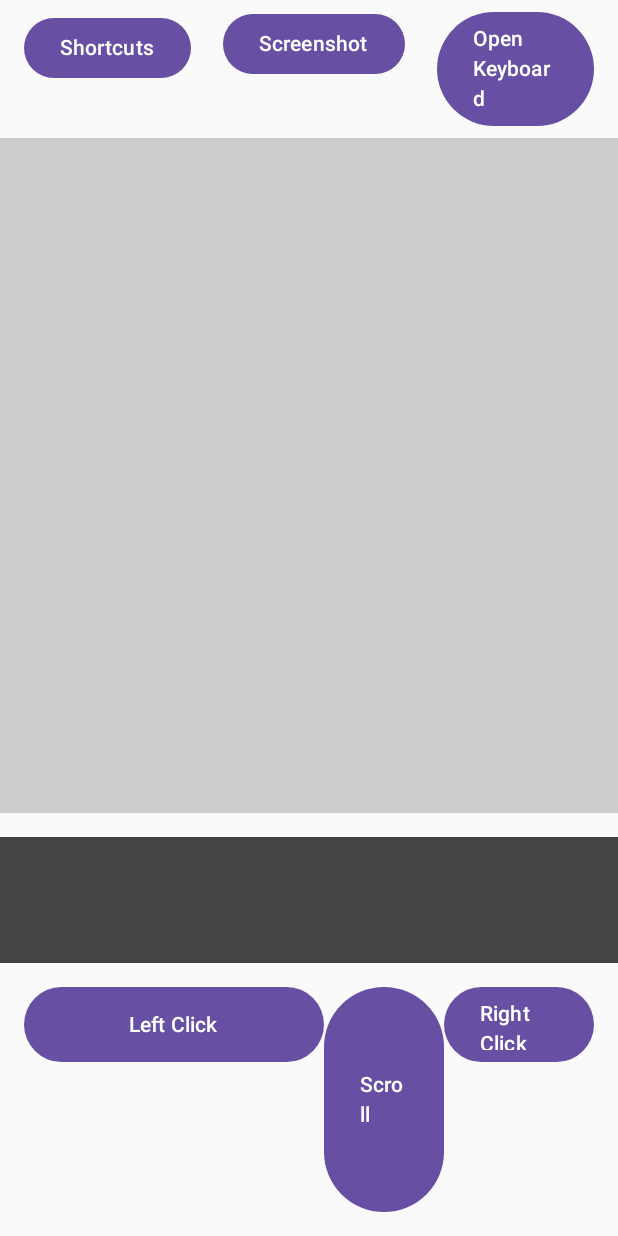
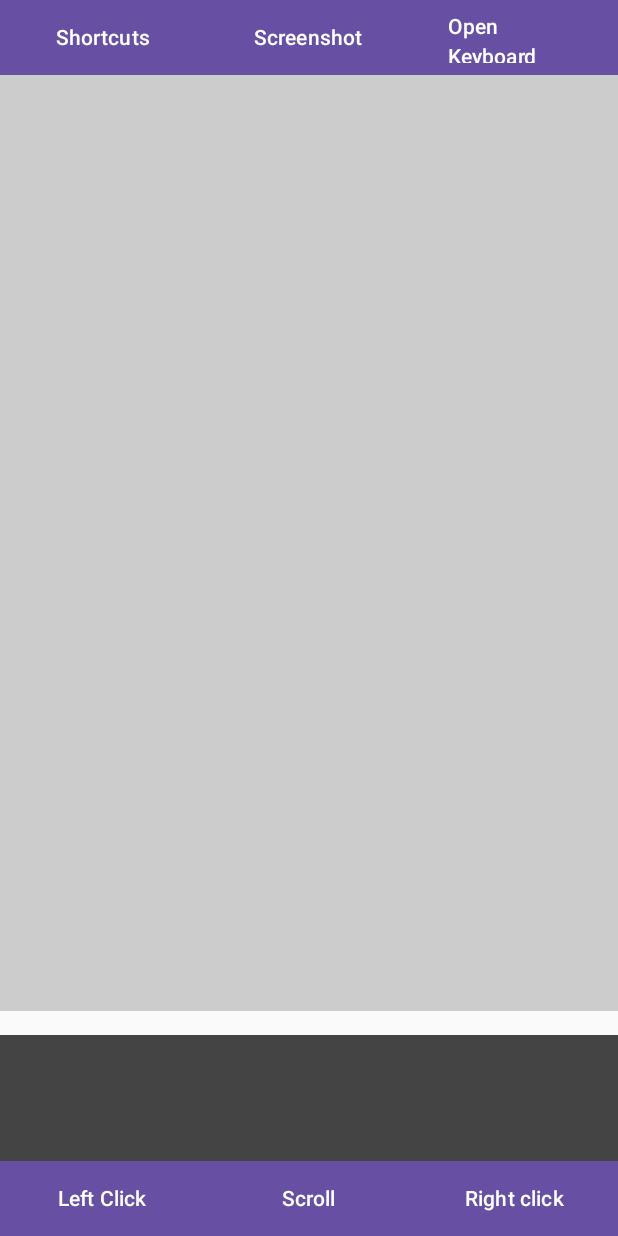
Before and after one commit to muskan251027/TouchSync, an Android app built with Jetpack Compose: the screen it shows after launch (MainActivity), on a phone screen of 412 x 824 dp. Run offline under Robolectric (Android 15) with nearby library versions, the phone set to English and light mode, and no system bars.

Commit message:
UI modification

```diff
--- a/app/src/main/java/com/muskan/remotecontroller/MainActivity.kt
+++ b/app/src/main/java/com/muskan/remotecontroller/MainActivity.kt
@@ -23,6 +23,8 @@ import androidx.compose.foundation.layout.fillMaxWidth
 import androidx.compose.foundation.layout.height
 import androidx.compose.foundation.layout.padding
 import androidx.compose.foundation.layout.size
+import androidx.compose.foundation.shape.CornerSize
+import androidx.compose.foundation.shape.RoundedCornerShape
 import androidx.compose.material3.Button
 import androidx.compose.material3.Text
 import androidx.compose.runtime.*
@@ -51,6 +53,14 @@ class MainActivity : ComponentActivity() {
     }
 }
 
+// Define a custom shape for the buttons
+val customButtonShape = RoundedCornerShape(
+    topStart = CornerSize(0.dp),
+    topEnd = CornerSize(0.dp),
+    bottomStart = CornerSize(0.dp),
+    bottomEnd = CornerSize(0.dp)
+)
+
 
 @Composable
 fun MyApp() {
@@ -62,23 +72,33 @@ fun MyApp() {
     Column {
         Row(
             modifier = Modifier.fillMaxWidth(),
-            horizontalArrangement = Arrangement.SpaceBetween
+            horizontalArrangement = Arrangement.Start,
+            verticalAlignment = Alignment.CenterVertically
         ) {
             Button(
                 onClick = { shortcuts() },
-                modifier = Modifier.padding(horizontal = 16.dp, vertical = 8.dp)
+                modifier = Modifier
+                    .height(50.dp) // Fixed height for all buttons
+                    .weight(1f), // Fill available space
+                shape = customButtonShape // Apply custom shape
             ) {
                 Text("Shortcuts")
             }
             Button(
                 onClick = { },
-                modifier = Modifier.padding(horizontal = 5.dp, vertical = 5.dp)
+                modifier = Modifier
+                    .height(50.dp) // Fixed height for all buttons
+                    .weight(1f), // Fill available space
+                shape = customButtonShape // Apply custom shape
             ) {
                 Text("Screenshot")
             }
             Button(
                 onClick = { showKeyboard(context) },
-                modifier = Modifier.padding(horizontal = 16.dp, vertical = 8.dp)
+                modifier = Modifier
+                    .height(50.dp) // Fixed height for all buttons
+                    .weight(1f), // Fill available space
+                shape = customButtonShape // Apply custom shape
             ) {
                 Text("Open Keyboard")
             }
@@ -133,30 +153,41 @@ fun MyApp() {
         Box(
             modifier = Modifier
                 .fillMaxWidth()
-                .padding(16.dp)
         ) {
             Row(
                 modifier = Modifier.fillMaxWidth(),
-                horizontalArrangement = Arrangement.SpaceEvenly
+                horizontalArrangement = Arrangement.Start,
+                verticalAlignment = Alignment.CenterVertically
             ) {
                 Button(
                     onClick = { leftClick() },
-                    modifier = Modifier.size(width = 200.dp, height = 50.dp)
+                    modifier = Modifier
+                        .height(50.dp) // Fixed height for all buttons
+                        .weight(1f), // Fill available space
+                    shape = customButtonShape // Apply custom shape
                 ) {
                     Text("Left Click")
                 }
                 Button(
                     onClick = { },
-                    modifier = Modifier.size(width = 80.dp, height = 150.dp)
+                    modifier = Modifier
+                        .height(50.dp) // Fixed height for all buttons
+                        .weight(1f), // Fill available space
+                    shape = customButtonShape // Apply custom shape
                 ) {
                     Text("Scroll")
                 }
                 Button(
                     onClick = { rightClick() },
-                    modifier = Modifier.size(width = 200.dp, height = 50.dp)
+                    modifier = Modifier
+                        .height(50.dp) // Fixed height for all buttons
+                        .weight(1f), // Fill available space
+                    shape = customButtonShape // Apply custom shape
                 ) {
-                    Text("Right Click")
+                    Text("Right click")
                 }
+
+
             }
         }
 
```
